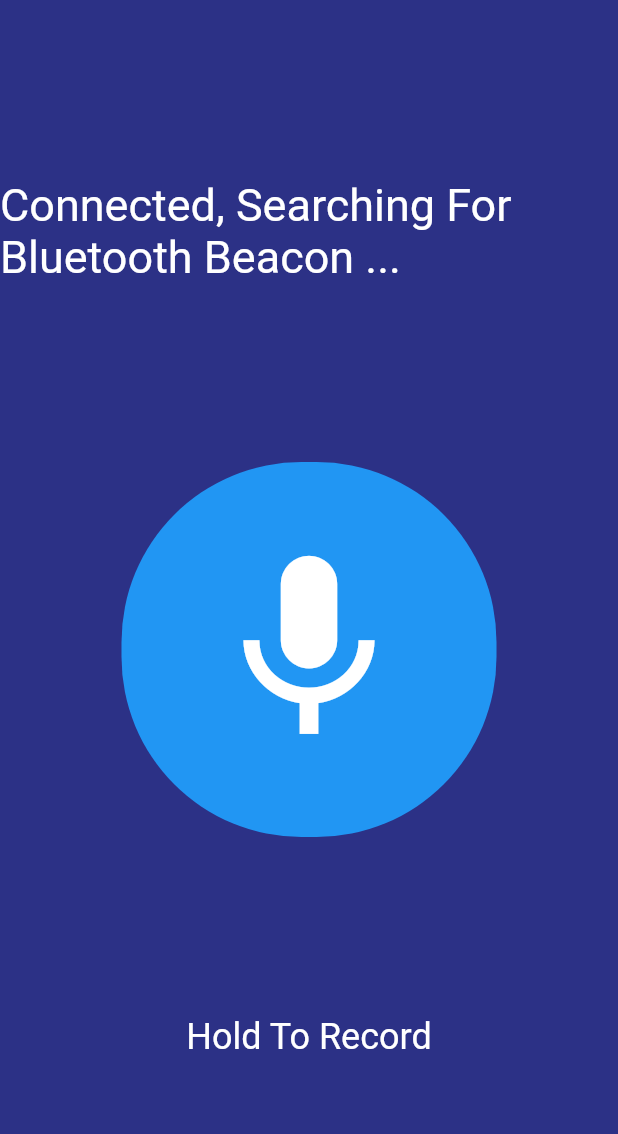
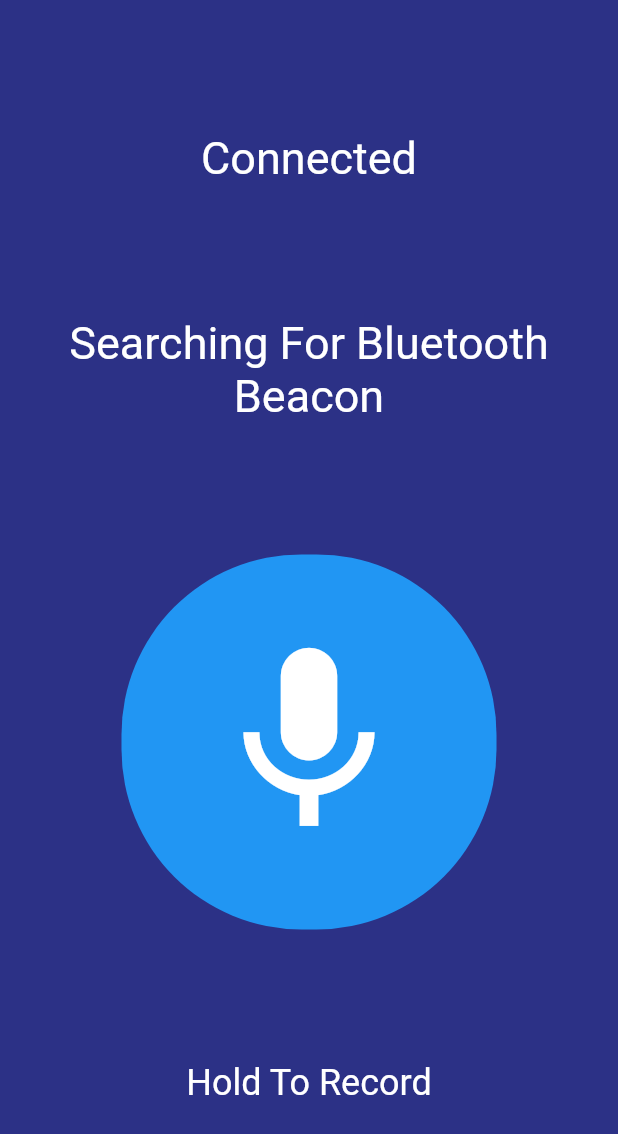
Before and after one commit to UCL-SightPlusPlus/SightPlusPlus-App, a Flutter app: the BluetoothScreen screen opened directly, on a phone screen of 412 x 824 dp. Shown: the top 1134 px of the screen. Run offline on Flutter 3.47's test engine with Material 2 defaults, Android fonts, the phone set to English and light mode, and no system bars; our stand-ins replace device_info, dio, flutter_local_notifications, flutter_native_timezone, rxdart, timezone; missing offline and left inert: flutter_speech, text_to_speech, wifi_iot; statements that could not run were skipped.

Commit message:
Fixed styling of 'searching for bluetooth' page.

```diff
--- a/lib/ui.dart
+++ b/lib/ui.dart
@@ -102,7 +102,6 @@ class PermissionScreen extends StatelessWidget {
 }
 
 
-
 class BluetoothScreen extends StatelessWidget {
   const BluetoothScreen({Key? key}) : super(key: key);
 
@@ -114,7 +113,9 @@ class BluetoothScreen extends StatelessWidget {
         child: Column(
           mainAxisAlignment:MainAxisAlignment.spaceEvenly,
           children:[
-            const Text('Connected, Searching For Bluetooth Beacon ...', style: TextStyle(color:Colors.white,fontSize:30.0)),
+            const Text('Connected', style: TextStyle(color:Colors.white,fontSize:30.0),  textAlign: TextAlign.center),
+
+            const Text('Searching For Bluetooth Beacon', style: TextStyle(color:Colors.white,fontSize:30.0),  textAlign: TextAlign.center),
             Container(
               width:250,
               height: 250,
```
